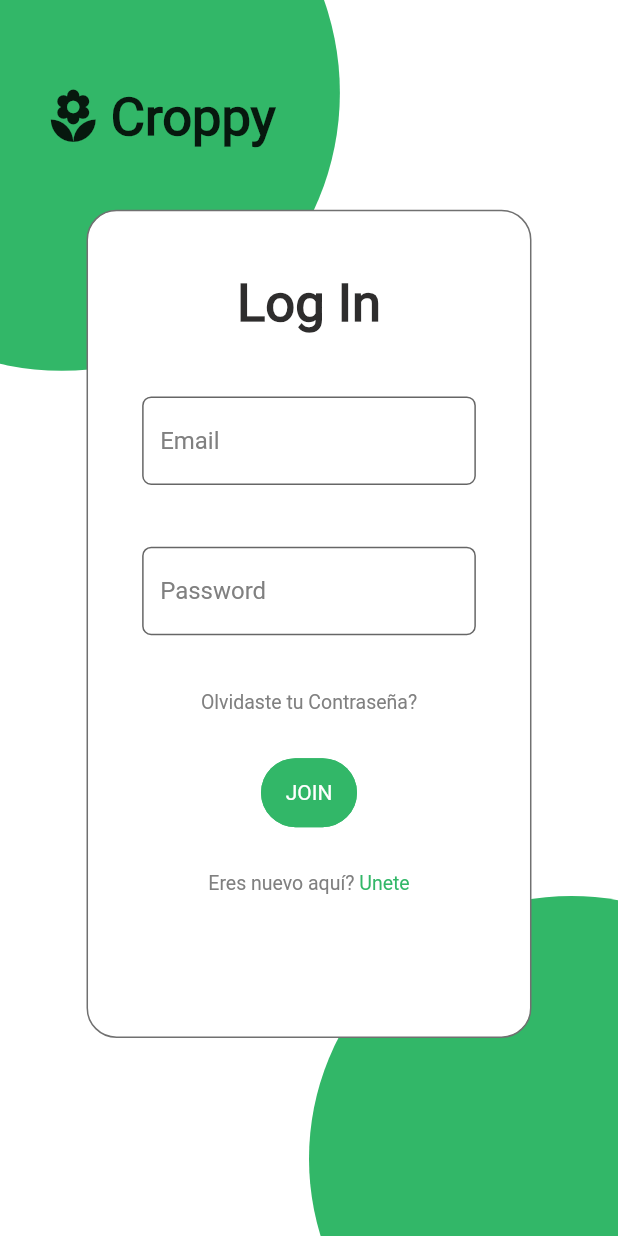
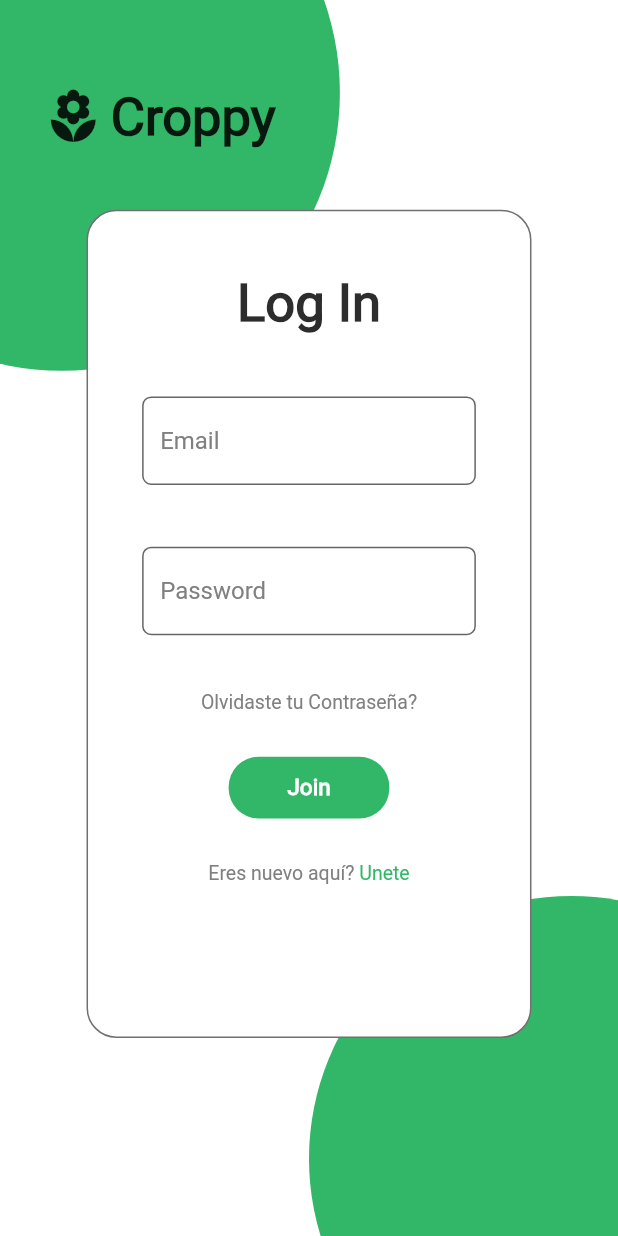
Before and after one commit to sleepypower/Cultivo-hidroponico, a Flutter app: the SignUp screen opened by its route, after a tap on "Join", after a tap on "< Go back", on a phone screen of 412 x 824 dp. Run offline on Flutter 3.47's test engine with Material 2 defaults, Android fonts, the light colour scheme and no system bars; our stand-ins replace flutter_secure_storage, get, google_fonts, sqflite; accounts and stored records are empty.

Commit message:
Added interactive login button

```diff
--- a/cultivo_hidroponico/lib/Domain/Controllers/AuthenticationController.dart
+++ b/cultivo_hidroponico/lib/Domain/Controllers/AuthenticationController.dart
@@ -18,7 +18,8 @@ class AuthenticationController extends GetxController {
   }
 
   Future<bool> login(User user) async {
-    database.getUserInfo("dxaj");
+    // check if user is in memory
+    //database.getUserInfo(user.mail);
 
     bool loggedIn = await database.logUser(user);
     /*if (loggedIn)
--- a/cultivo_hidroponico/lib/Screens/logIn.dart
+++ b/cultivo_hidroponico/lib/Screens/logIn.dart
@@ -5,6 +5,7 @@ import 'package:cultivo_hidroponico/Widgets/roundedTextInput.dart';
 import 'package:flutter/cupertino.dart';
 import 'package:flutter/material.dart';
 import 'package:get/get.dart';
+import 'package:google_fonts/google_fonts.dart';
 
 import 'dashboard.dart';
 
@@ -18,9 +19,21 @@ class _LogInState extends State<LogIn> {
 
   var _userPasswordController = TextEditingController();
 
-  final authController = Get.find<AuthenticationController>();
+  final authenticationController = Get.find<AuthenticationController>();
 
   final _formKey = GlobalKey<FormState>();
+
+  String _mailTakenResponse = "";
+
+  Future<void> _verifyEmail(String mail) async {
+    User user = User(mail: mail, firstName: "", lastName: "", password: "");
+    bool exists = await authenticationController.database.checkUserExists(user);
+    if (!exists) {
+      _mailTakenResponse = "This mail is not registered.";
+    } else {
+      _mailTakenResponse = "";
+    }
+  }
 
   @override
   Widget build(BuildContext context) {
@@ -141,7 +154,7 @@ class _LogInState extends State<LogIn> {
                                           if (!value!.contains("@")) {
                                             return "Please enter a valid email";
                                           } else {
-                                            return null;
+                                            return _mailTakenResponse != "" ? _mailTakenResponse : null;
                                           }
                                         },
                                       ),
@@ -185,33 +198,17 @@ class _LogInState extends State<LogIn> {
                                         height:
                                             SizeConfig.blockSizeVertical! * 1.5,
                                       ),
-                                      TextButton(
-                                          key: Key('loginSubmit'),
-                                          child: Text("Join".toUpperCase(),
-                                              style: TextStyle(
-                                                  fontSize: 14,
-                                                  color: Colors.white)),
-                                          style: ButtonStyle(
-                                              overlayColor:
-                                                  MaterialStateProperty.all<Color>(
-                                                      Colors.transparent),
-                                              padding: MaterialStateProperty.all<EdgeInsets>(
-                                                  EdgeInsets.all(15)),
-                                              backgroundColor:
-                                                  MaterialStateProperty.all<Color>(
-                                                      Color(0xff32B768)),
-                                              shape: MaterialStateProperty.all<RoundedRectangleBorder>(
-                                                  RoundedRectangleBorder(
-                                                      borderRadius:
-                                                          BorderRadius.circular(30.0),
-                                                      side: BorderSide(color: Color(0xff32B768))))),
-                                          onPressed: () async {
+                                      GestureDetector(
+                                        key: Key('logInSubmit'),
+                                        onTap: () async {
                                           // Dismiss the keyboard
                                           FocusScope.of(context)
                                               .requestFocus(FocusNode());
 
                                           final form = _formKey.currentState;
                                           form!.save();
+                                          await _verifyEmail(
+                                              _userEmailController.text);
                                           if (form.validate()) {
                                             User user = User(
                                                 mail:
@@ -221,13 +218,58 @@ class _LogInState extends State<LogIn> {
                                                 password:
                                                 _userPasswordController
                                                     .text);
-                                              bool logged = await authController
+                                            bool logged = await authenticationController
                                                 .login(user);
                                             if (logged) {
                                               Get.off(Dashboard());
+                                            } else {
+                                              _mailTakenResponse = "Email and password don't match";
+                                              form.validate();
                                             }
                                           }
+                                        },
+                                        child: GetX<AuthenticationController>(
+                                            builder: (authController) {
+                                              print(
+                                                  "Auth val is ${authController.loading}");
+                                              String buttonText = "Join";
+
+                                              if (authController.loading) {
+                                                buttonText = "";
+                                              } else {
+                                                buttonText = "Join";
+                                              }
+                                              return SizedBox(
+                                                width: SizeConfig.blockSizeVertical! * 13,
+                                                height: SizeConfig.blockSizeVertical! * 5,
+                                                child: Container(
+                                                    decoration: BoxDecoration(
+                                                        color: Color(0xff32B768),
+                                                        borderRadius: BorderRadius.all(
+                                                            Radius.circular(20))),
+                                                    child: Center(
+                                                        child: authController.loading
+                                                            ? SizedBox(
+                                                          height: SizeConfig.blockSizeVertical! * 3,
+                                                          width: SizeConfig.blockSizeVertical! * 3,
+                                                          child: CircularProgressIndicator(
+                                                            color: Colors.white,
+                                                            strokeWidth: 2,
+
+                                                          ),
+                                                        )
+                                                            : Text(
+                                                          "Join",
+                                                          style: GoogleFonts.roboto(
+                                                              fontSize: 15,
+                                                              fontWeight:
+                                                              FontWeight.bold,
+                                                              color: Colors.white),
+                                                        ))),
+                                              );
                                             }),
+                                      ),
+
                                       SizedBox(
                                         height:
                                             SizeConfig.blockSizeVertical! * 1.5,
@@ -281,3 +323,48 @@ class _LogInState extends State<LogIn> {
     );
   }
 }
+
+/*
+TextButton(
+key: Key('loginSubmit'),
+child: Text("Join".toUpperCase(),
+style: TextStyle(
+fontSize: 14,
+color: Colors.white)),
+style: ButtonStyle(
+overlayColor:
+MaterialStateProperty.all<Color>(
+Colors.transparent),
+padding: MaterialStateProperty.all<EdgeInsets>(
+EdgeInsets.all(15)),
+backgroundColor:
+MaterialStateProperty.all<Color>(
+Color(0xff32B768)),
+shape: MaterialStateProperty.all<RoundedRectangleBorder>(
+RoundedRectangleBorder(
+borderRadius:
+BorderRadius.circular(30.0),
+side: BorderSide(color: Color(0xff32B768))))),
+onPressed: () async {
+// Dismiss the keyboard
+FocusScope.of(context)
+.requestFocus(FocusNode());
+
+final form = _formKey.currentState;
+form!.save();
+if (form.validate()) {
+User user = User(
+mail:
+_userEmailController.text,
+firstName: "",
+lastName: "",
+password:
+_userPasswordController
+    .text);
+bool logged = await authenticationController
+    .login(user);
+if (logged) {
+Get.off(Dashboard());
+}
+}
+}),*/
--- a/cultivo_hidroponico/lib/Screens/signUp.dart
+++ b/cultivo_hidroponico/lib/Screens/signUp.dart
@@ -30,7 +30,6 @@ class _SignUpState extends State<SignUp> {
 
   Future<void> _verifyEmail(String mail) async {
     User user = User(mail: mail, firstName: "", lastName: "", password: "");
-    await Future.delayed(Duration(seconds: 5));
     bool exists = await authenticationController.database.checkUserExists(user);
     if (exists) {
       _mailTaken = true;
@@ -91,7 +90,7 @@ class _SignUpState extends State<SignUp> {
                     alignment: Alignment.center,
                     child: SizedBox(
                         width: SizeConfig.blockSizeHorizontal! * 72,
-                        height: SizeConfig.blockSizeVertical! * 70,
+                        height: SizeConfig.blockSizeVertical! * 72,
                         child: Container(
                           decoration: BoxDecoration(
                               color: Colors.white,
@@ -174,7 +173,9 @@ class _SignUpState extends State<SignUp> {
 
                                     final form = _formKey.currentState;
                                     form!.save();
+                                    setState() {
 
+                                    };
                                     await _verifyEmail(
                                         _userEmailController.text);
                                     print("not validated yet!");
@@ -220,10 +221,15 @@ class _SignUpState extends State<SignUp> {
                                                   Radius.circular(8))),
                                           child: Center(
                                               child: authController.loading
-                                                  ? CircularProgressIndicator(
-                                                      color: Colors.white,
-                                                      strokeWidth: 3,
-                                                    )
+                                                  ? SizedBox(
+                                                height: SizeConfig.blockSizeVertical! * 3,
+                                                    width: SizeConfig.blockSizeVertical! * 3,
+                                                    child: CircularProgressIndicator(
+                                                        color: Colors.white,
+                                                        strokeWidth: 2,
+
+                                                      ),
+                                                  )
                                                   : Text(
                                                       "Join",
                                                       style: GoogleFonts.roboto(
--- a/cultivo_hidroponico/lib/Widgets/roundedTextInput.dart
+++ b/cultivo_hidroponico/lib/Widgets/roundedTextInput.dart
@@ -10,6 +10,7 @@ class TextRoundedForm extends StatelessWidget {
   FormFieldValidator<String>? validator;
   var textController;
   var maxLen;
+
 
   /// Constructor for the class
   ///
@@ -45,6 +46,7 @@ class TextRoundedForm extends StatelessWidget {
       child: SizedBox(
           width: SizeConfig.blockSizeVertical! * 27,
           child: TextFormField(
+
               maxLength: maxLen,
               maxLengthEnforcement: doMaxLen,
               autovalidateMode: AutovalidateMode.disabled,
@@ -52,12 +54,15 @@ class TextRoundedForm extends StatelessWidget {
               controller: textController,
               decoration: InputDecoration(
                   counterText: '',
+                  hintText: "${this.text}",
+
                   border: OutlineInputBorder(
                     borderRadius: BorderRadius.circular(6.0),
                   ),
                   filled: true,
                   hintStyle: TextStyle(color: Color(0xFF808080)),
-                  hintText: "${this.text}",
+
+                  floatingLabelBehavior: FloatingLabelBehavior.always,
                 fillColor: Colors.white70,
                   suffixIcon: textController.text != "" ?IconButton(
                     onPressed: textController.clear,
```
Also changed, not shown: cultivo_hidroponico/lib/Domain/UseCase/authentication.dart (+6 -4 lines). Lines whose indentation alone changed are shown as unchanged.
